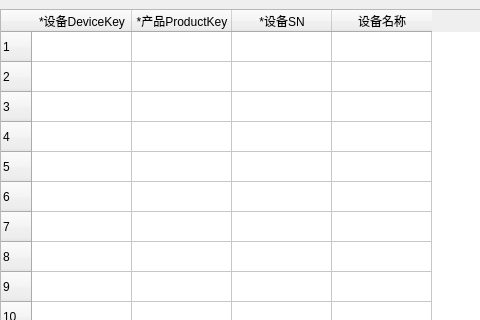
Above: csvfilemange.ui from quectel-open-source/QthTools-SN2IMEI_Binding-Win before the change; both pictures show x 0 to 480 and y 0 to 320 of the 588 by 416 pixel window. Below: the same form after it.
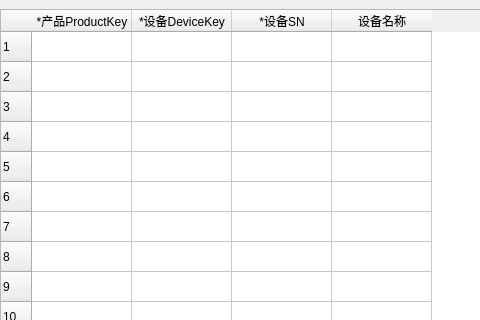
That is the form after the change. Custom widgets are drawn as their Qt base class.

Diff of the .ui file:
```diff
--- a/csvfilemange.ui
+++ b/csvfilemange.ui
@@ -6222,12 +6222,12 @@
          <row/>
          <column>
           <property name="text">
-           <string>*设备DeviceKey</string>
+           <string>*产品ProductKey</string>
           </property>
          </column>
          <column>
           <property name="text">
-           <string>*产品ProductKey</string>
+           <string>*设备DeviceKey</string>
           </property>
          </column>
          <column>
```
